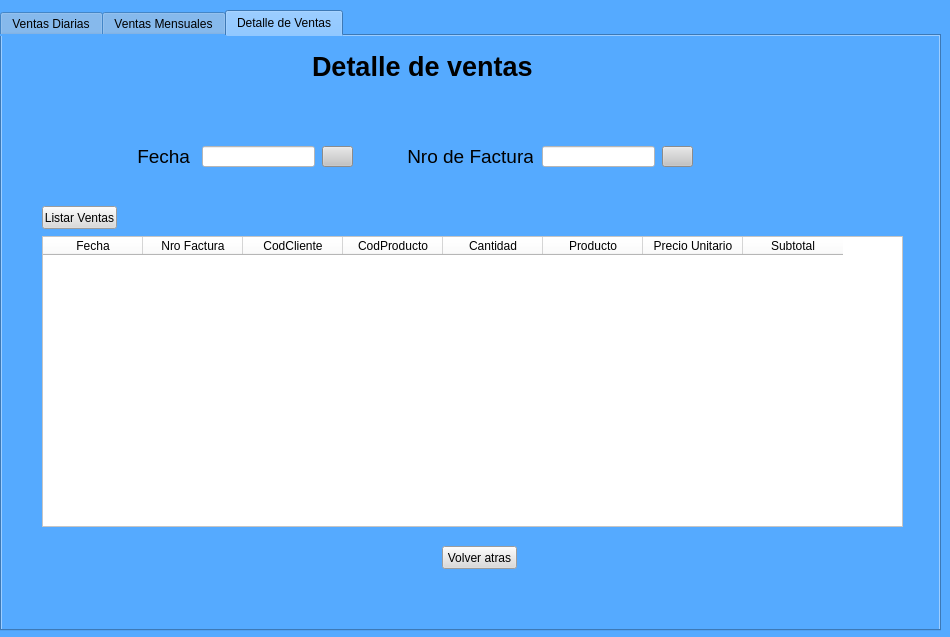
Miguel8819/Sistema_TweetyTesis, file Views/informeDeVentas.ui: the form before one commit.
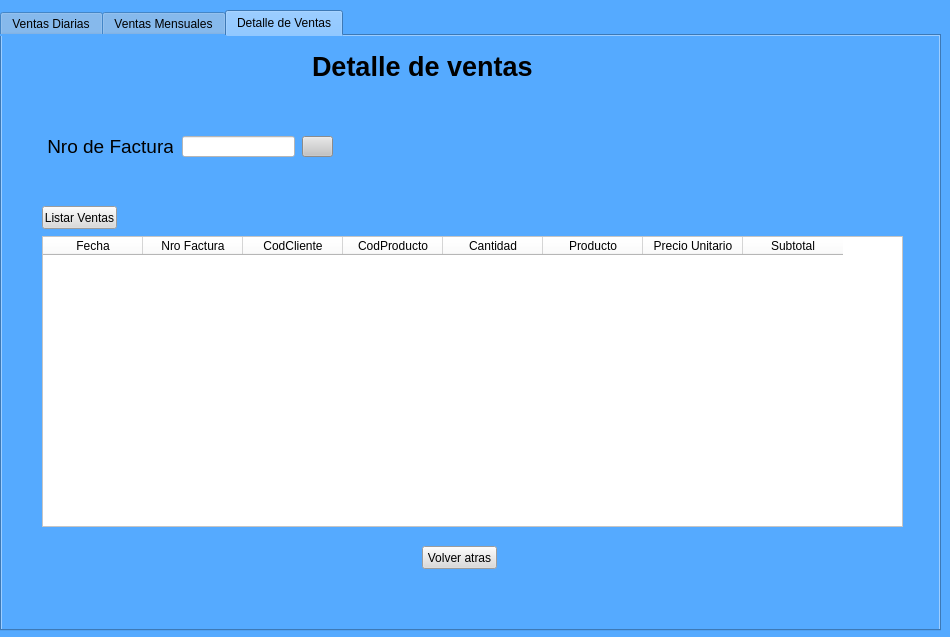
The form after the commit. The open tabs and pages were chosen to show the change. Icons and pictures are not drawn.

Commit message: Cambios en interfaz informeventas

Diff of the .ui file:
```diff
--- a/Views/informeDeVentas.ui
+++ b/Views/informeDeVentas.ui
@@ -315,63 +315,11 @@
       </property>
      </column>
     </widget>
-    <widget class="QLineEdit" name="search_fecha_2">
-     <property name="geometry">
-      <rect>
-       <x>200</x>
-       <y>110</y>
-       <width>113</width>
-       <height>21</height>
-      </rect>
-     </property>
-     <property name="styleSheet">
-      <string notr="true">background-color: rgb(255, 255, 255);</string>
-     </property>
-    </widget>
-    <widget class="QPushButton" name="Boton_Buscar_fecha">
-     <property name="geometry">
-      <rect>
-       <x>320</x>
-       <y>110</y>
-       <width>31</width>
-       <height>21</height>
-      </rect>
-     </property>
-     <property name="styleSheet">
-      <string notr="true">background-color: rgb(195, 195, 195);
-</string>
-     </property>
-     <property name="text">
-      <string/>
-     </property>
-     <property name="icon">
-      <iconset>
-       <normaloff>../Imagenes/vector-find-icon.jpg</normaloff>../Imagenes/vector-find-icon.jpg</iconset>
-     </property>
-    </widget>
-    <widget class="QLabel" name="label_2">
-     <property name="geometry">
-      <rect>
-       <x>130</x>
-       <y>110</y>
-       <width>61</width>
-       <height>21</height>
-      </rect>
-     </property>
-     <property name="font">
-      <font>
-       <pointsize>14</pointsize>
-      </font>
-     </property>
-     <property name="text">
-      <string> Fecha</string>
-     </property>
-    </widget>
     <widget class="QLineEdit" name="search_nroFactura">
      <property name="geometry">
       <rect>
-       <x>540</x>
-       <y>110</y>
+       <x>180</x>
+       <y>100</y>
        <width>113</width>
        <height>21</height>
       </rect>
@@ -383,8 +331,8 @@
     <widget class="QPushButton" name="Boton_Buscar_nroFactura">
      <property name="geometry">
       <rect>
-       <x>660</x>
-       <y>110</y>
+       <x>300</x>
+       <y>100</y>
        <width>31</width>
        <height>21</height>
       </rect>
@@ -404,8 +352,8 @@
     <widget class="QLabel" name="label_3">
      <property name="geometry">
       <rect>
-       <x>400</x>
-       <y>110</y>
+       <x>40</x>
+       <y>100</y>
        <width>131</width>
        <height>21</height>
       </rect>
@@ -422,7 +370,7 @@
     <widget class="QPushButton" name="Btn_volver3">
      <property name="geometry">
       <rect>
-       <x>440</x>
+       <x>420</x>
        <y>510</y>
        <width>75</width>
        <height>23</height>
```
Left out of the diff: 56 changed lines with no effect on the pictures. The commit also changes 1 other file.
